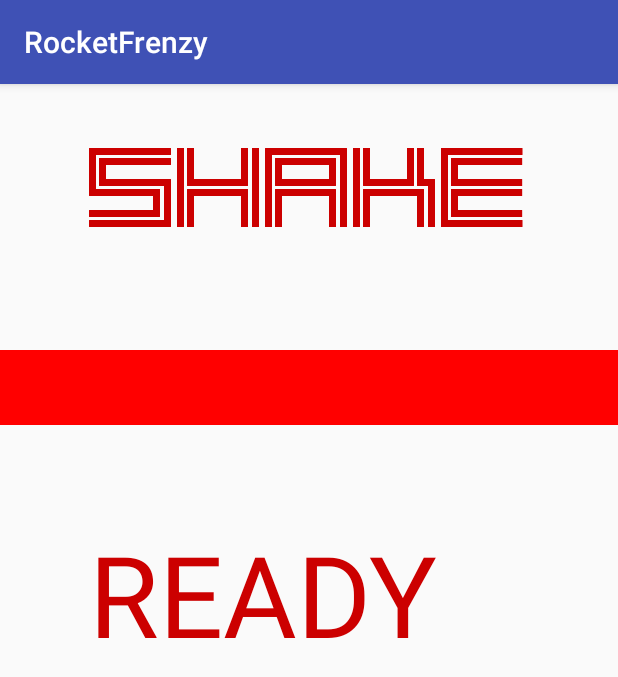
After one commit to EugeneMesina/RocketFrenzy, an Android app: the ShakeMiniGame screen opened directly, with no data from a screen before it, on a phone screen of 412 x 824 dp. The commit adds this screen. Shown: the top 677 px of the screen. Run offline under Robolectric (Android 15) with nearby library versions, the phone set to English and light mode, and no system bars.

Commit message:
Shake Game has been made and added with Shake Sensor

```diff
--- a/app/build.gradle
+++ b/app/build.gradle
@@ -26,5 +26,6 @@ dependencies {
     })
     compile 'com.android.support:appcompat-v7:25.2.0'
     compile 'com.android.support.constraint:constraint-layout:1.0.1'
+    compile 'com.android.support:design:25.2.0'
     testCompile 'junit:junit:4.12'
 }
--- a/app/src/main/AndroidManifest.xml
+++ b/app/src/main/AndroidManifest.xml
@@ -16,6 +16,7 @@
                 <category android:name="android.intent.category.LAUNCHER" />
             </intent-filter>
         </activity>
+        <activity android:name=".ShakeMiniGame"></activity>
     </application>
 
 </manifest>
--- /dev/null
+++ b/app/src/main/java/androidsupersquad/rocketfrenzy/ShakeMiniGame.java
@@ -0,0 +1,116 @@
+package androidsupersquad.rocketfrenzy;
+
+import android.graphics.Typeface;
+import android.hardware.Sensor;
+import android.hardware.SensorEvent;
+import android.hardware.SensorEventListener;
+import android.hardware.SensorManager;
+import android.os.CountDownTimer;
+import android.support.v7.app.AppCompatActivity;
+import android.os.Bundle;
+import android.view.Gravity;
+import android.view.View;
+import android.widget.ProgressBar;
+import android.widget.RelativeLayout;
+import android.widget.TextView;
+
+
+public class ShakeMiniGame extends AppCompatActivity implements SensorEventListener {
+    private SensorManager sensorManager;
+    RelativeLayout view;
+    TextView Shake,Counter;
+    ProgressBar PGShake;
+    boolean Register,start,win;
+    CountDownTimer timers;
+
+    @Override
+    protected void onCreate(Bundle savedInstanceState) {
+        super.onCreate(savedInstanceState);
+        setContentView(R.layout.activity_shake_mini_game);
+        Counter = (TextView) findViewById(R.id.SGCounter);
+        view = (RelativeLayout) findViewById(R.id.SGView);
+        PGShake =(ProgressBar) findViewById(R.id.progressBar);
+        Shake =(TextView) findViewById(R.id.ShakeTV);
+        Typeface myCustomFont = Typeface.createFromAsset(getAssets(),"fonts/TwoLines.ttf");
+        Shake.setTypeface(myCustomFont);
+        start=true;
+       // Counter.setTypeface(myCustomFont);
+        Register=false;
+        view.setOnClickListener(
+                new View.OnClickListener()
+                {
+                    public void onClick(View view)
+                    {
+                        if(start) {
+                            sensorManager = (SensorManager) getSystemService(SENSOR_SERVICE);
+                            sensorManager.registerListener(ShakeMiniGame.this, sensorManager.getDefaultSensor(Sensor.TYPE_ACCELEROMETER), SensorManager.SENSOR_DELAY_NORMAL);
+                            Counter.setText("GO");
+                            win=false;
+                            timers = new CountDownTimer(30000, 1000) {
+
+                                public void onTick(long millisUntilFinished) {
+                                    Long timeleft = (millisUntilFinished / 1000);
+                                    Counter.setGravity(Gravity.CENTER);
+                                    Counter.setText(timeleft.toString());
+                                }
+
+                                public void onFinish() {
+                                    if(win)
+                                    {
+                                        Counter.setText("You Won");
+                                        this.cancel();
+                                    }
+                                    else {
+                                        Counter.setText("Game Over");
+                                        this.cancel();
+                                    }
+                                }
+                            }.start();
+                            Register = true;
+                            start=false;
+                        }
+                    }
+                });
+
+
+    }
+    @Override
+    public void onSensorChanged(SensorEvent event)
+    {
+        if(event.sensor.getType()==Sensor.TYPE_ACCELEROMETER)
+        {
+            int x= (int) Math.abs(event.values[0]);
+            int y= (int) Math.abs(event.values[1]);
+            int z= (int) Math.abs(event.values[2]);
+            int Progress = PGShake.getProgress()+x+y+z;
+            PGShake.setProgress(Progress);
+
+            if(Progress>=PGShake.getMax())
+            {
+                sensorManager.unregisterListener(this);
+                win=true;
+                timers.onFinish();
+            }
+        }
+    }
+
+    public void onAccuracyChanged(Sensor sensor,int accuracy){}
+    @Override
+    protected void onResume()
+    {
+        super.onResume();
+        if(Register){
+            sensorManager.registerListener(this,sensorManager.getDefaultSensor(Sensor.TYPE_ACCELEROMETER),SensorManager.SENSOR_DELAY_NORMAL);
+
+        }
+    }
+    @Override
+    protected void onPause()
+    {
+        super.onPause();
+        if(Register) {
+            sensorManager.unregisterListener(this);
+        }
+    }
+
+}
--- /dev/null
+++ b/app/src/main/res/drawable/myprogressbar.xml
@@ -0,0 +1,12 @@
+<?xml version="1.0" encoding="utf-8"?>
+<layer-list xmlns:android="http://schemas.android.com/apk/res/android">
+    <item android:id="@android:id/background">
+        <color android:color="#FF00"/>
+
+    </item>
+    <item android:id="@android:id/progress">
+        <clip>
+            <color android:color="#398aec"></color>
+        </clip>
+    </item>
+</layer-list>
--- /dev/null
+++ b/app/src/main/res/layout/activity_shake_mini_game.xml
@@ -0,0 +1,45 @@
+<?xml version="1.0" encoding="utf-8"?>
+<RelativeLayout xmlns:android="http://schemas.android.com/apk/res/android"
+    xmlns:tools="http://schemas.android.com/tools"
+    android:layout_width="match_parent"
+    android:layout_height="match_parent"
+    android:id="@+id/SGView"
+    tools:context="androidsupersquad.rocketfrenzy.ShakeMiniGame">
+
+    <ProgressBar
+        android:id="@+id/progressBar"
+        style="@android:style/Widget.ProgressBar.Horizontal"
+        android:layout_width="match_parent"
+        android:layout_height="wrap_content"
+        android:layout_alignParentLeft="true"
+        android:layout_alignParentStart="true"
+        android:layout_alignParentTop="true"
+        android:layout_marginTop="177dp"
+        android:max="1000"
+        android:minHeight="50dip"
+        android:progress="0"
+        android:progressDrawable="@drawable/myprogressbar" />
+
+    <TextView
+        android:id="@+id/ShakeTV"
+        android:layout_width="wrap_content"
+        android:layout_height="wrap_content"
+        android:layout_alignParentTop="true"
+        android:layout_centerHorizontal="true"
+        android:layout_marginTop="32dp"
+        android:text="@string/shake"
+        android:textColor="@android:color/holo_red_dark"
+        android:textSize="75sp" />
+
+    <TextView
+        android:id="@+id/SGCounter"
+        android:layout_width="wrap_content"
+        android:layout_height="wrap_content"
+        android:layout_alignLeft="@+id/ShakeTV"
+        android:layout_alignStart="@+id/ShakeTV"
+        android:layout_below="@+id/progressBar"
+        android:layout_marginTop="62dp"
+        android:text="@string/ready"
+        android:textColor="@android:color/holo_red_dark"
+        android:textSize="75sp" />
+</RelativeLayout>
--- /dev/null
+++ b/app/src/main/res/values/dimens.xml
@@ -0,0 +1,3 @@
+<resources>
+    <dimen name="fab_margin">16dp</dimen>
+</resources>
--- a/app/src/main/res/values/strings.xml
+++ b/app/src/main/res/values/strings.xml
@@ -1,3 +1,6 @@
 <resources>
     <string name="app_name">RocketFrenzy</string>
+    <string name="title_activity_shake_mini_game">ShakeMiniGame</string>
+    <string name="shake">SHAKE</string>
+    <string name="ready">READY</string>
 </resources>
```
Also changed, not shown: app/src/main/java/androidsupersquad/rocketfrenzy/MainActivity.java (+5 -2 lines), app/src/main/res/layout/activity_main.xml (+0 -9 lines), app/src/main/res/values/styles.xml (+9 -0 lines), app/src/main/assets/fonts/TwoLines.ttf (added).
